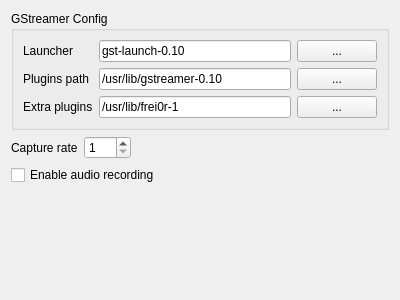
This is contents/ui/generalconfig.ui in webcamoid/webcamoid as Qt 5 draws it before an edit. The edited form follows.
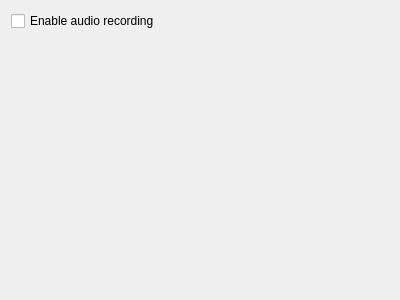
This is the edited form. Icons and pictures are not drawn.

The edit to the form file:
```diff
--- a/contents/ui/generalconfig.ui
+++ b/contents/ui/generalconfig.ui
@@ -18,129 +18,15 @@
     <normaloff/>
    </iconset>
   </property>
-  <layout class="QGridLayout" name="gridLayout_2">
-   <item row="0" column="0" colspan="3">
-    <widget class="QGroupBox" name="gbxProgram">
-     <property name="title">
-      <string>GStreamer Config</string>
-     </property>
-     <layout class="QGridLayout" name="gridLayout">
-      <item row="0" column="1">
-       <widget class="QLineEdit" name="txtLauncher">
-        <property name="toolTip">
-         <string>GStreamer executable file</string>
-        </property>
-        <property name="text">
-         <string>gst-launch-0.10</string>
-        </property>
-       </widget>
-      </item>
-      <item row="0" column="2">
-       <widget class="QPushButton" name="btnLauncher">
-        <property name="toolTip">
-         <string>Search for the GStreamer executable file</string>
-        </property>
-        <property name="text">
-         <string>...</string>
-        </property>
-       </widget>
-      </item>
-      <item row="1" column="0">
-       <widget class="QLabel" name="lblPluginsPath">
-        <property name="text">
-         <string>Plugins path</string>
-        </property>
-       </widget>
-      </item>
-      <item row="1" column="1">
-       <widget class="QLineEdit" name="txtPluginsPath">
-        <property name="text">
-         <string>/usr/lib/gstreamer-0.10</string>
-        </property>
-       </widget>
-      </item>
-      <item row="1" column="2">
-       <widget class="QPushButton" name="btnPluginsPath">
-        <property name="toolTip">
-         <string>&lt;html&gt;&lt;head/&gt;&lt;body&gt;&lt;p&gt;Search for the GStreamer plugins path&lt;/p&gt;&lt;/body&gt;&lt;/html&gt;</string>
-        </property>
-        <property name="text">
-         <string>...</string>
-        </property>
-       </widget>
-      </item>
-      <item row="0" column="0">
-       <widget class="QLabel" name="lblLauncher">
-        <property name="text">
-         <string>Launcher</string>
-        </property>
-       </widget>
-      </item>
-      <item row="2" column="0">
-       <widget class="QLabel" name="lblExtraPlugins">
-        <property name="text">
-         <string>Extra plugins</string>
-        </property>
-       </widget>
-      </item>
-      <item row="2" column="2">
-       <widget class="QPushButton" name="btnExtraPlugins">
-        <property name="toolTip">
-         <string>&lt;html&gt;&lt;head/&gt;&lt;body&gt;&lt;p&gt;Search for the FreiOr plugins path&lt;/p&gt;&lt;/body&gt;&lt;/html&gt;</string>
-        </property>
-        <property name="text">
-         <string>...</string>
-        </property>
-       </widget>
-      </item>
-      <item row="2" column="1">
-       <widget class="QLineEdit" name="txtExtraPlugins">
-        <property name="text">
-         <string>/usr/lib/frei0r-1</string>
-        </property>
-       </widget>
-      </item>
-     </layout>
-    </widget>
-   </item>
-   <item row="1" column="0">
-    <widget class="QLabel" name="lblFps">
-     <property name="text">
-      <string>Capture rate</string>
-     </property>
-    </widget>
-   </item>
-   <item row="1" column="1">
-    <widget class="QSpinBox" name="spnFps">
-     <property name="minimum">
-      <number>1</number>
-     </property>
-     <property name="maximum">
-      <number>120</number>
-     </property>
-    </widget>
-   </item>
-   <item row="1" column="2">
-    <spacer name="hspRight">
-     <property name="orientation">
-      <enum>Qt::Horizontal</enum>
-     </property>
-     <property name="sizeHint" stdset="0">
-      <size>
-       <width>204</width>
-       <height>20</height>
-      </size>
-     </property>
-    </spacer>
-   </item>
-   <item row="2" column="0" colspan="3">
+  <layout class="QGridLayout" name="gridLayout">
+   <item row="0" column="0">
     <widget class="QCheckBox" name="chkAudioRecord">
      <property name="text">
       <string>Enable audio recording</string>
      </property>
     </widget>
    </item>
-   <item row="3" column="2">
+   <item row="1" column="0">
     <spacer name="vspBottom">
      <property name="orientation">
       <enum>Qt::Vertical</enum>
```
Left out of the diff: 7 changed lines with no effect on the pictures.
